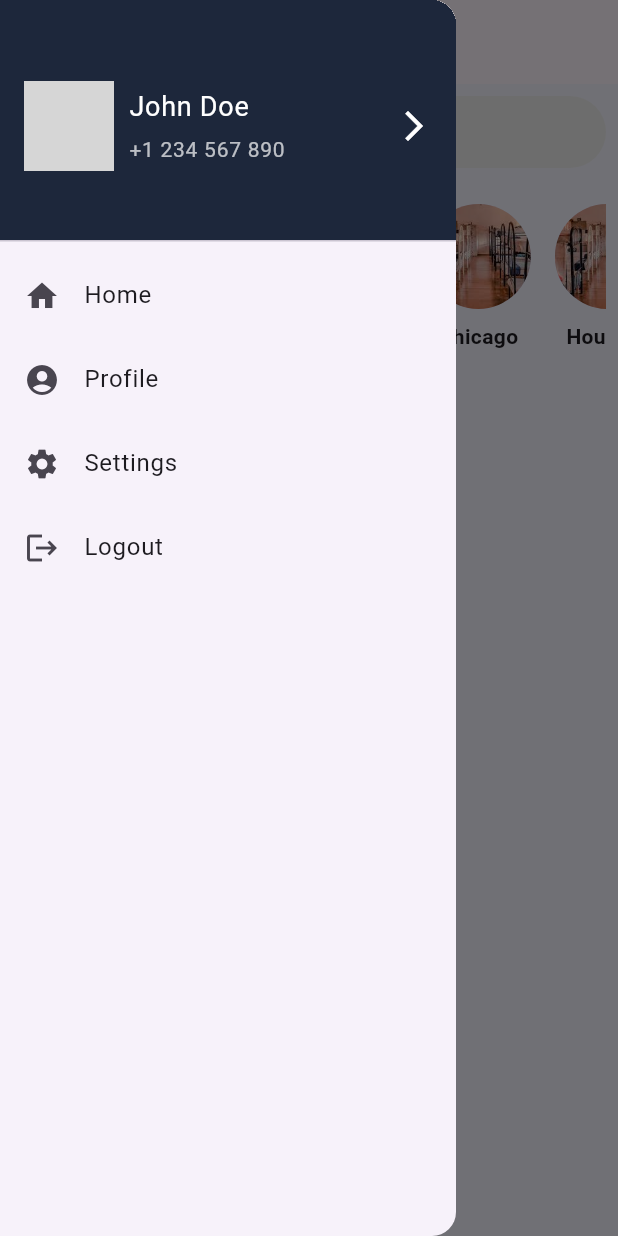
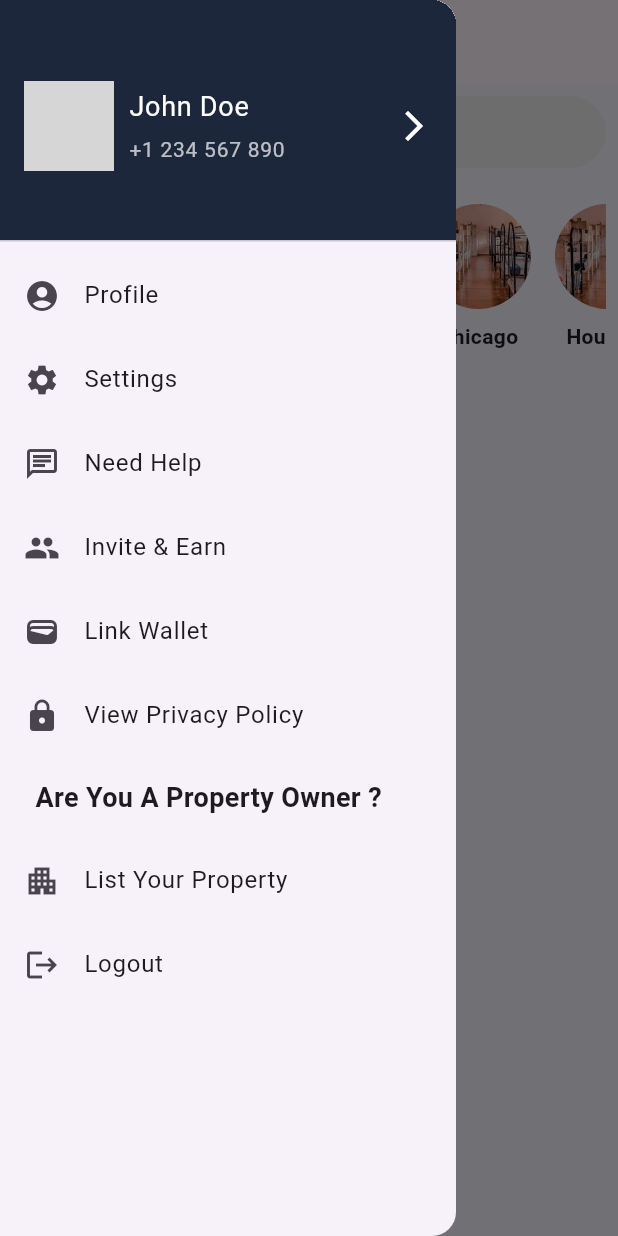
Before and after one commit to Amaldas467/hostel_app, a Flutter app: the SearchScreen screen opened by its route, with the side drawer open, on a phone screen of 412 x 824 dp. Run offline on Flutter 3.47's test engine with Material 3 defaults, Android fonts, the phone set to English and light mode, and no system bars; our stand-ins replace carousel_slider, flashy_tab_bar2, stacked, stacked_services, stacked_shared; network calls fail; statements that could not run were skipped; grey boxes are pictures that could not be loaded.

Commit message:
updated Drawer

```diff
--- a/lib/screens/homescreen/widgets/drawer.dart
+++ b/lib/screens/homescreen/widgets/drawer.dart
@@ -48,13 +48,6 @@ class Homescreen_drawer extends StatelessWidget {
             ),
           ),
           ListTile(
-            leading: Icon(Icons.home),
-            title: Text('Home'),
-            onTap: () {
-              // Navigate to home screen
-            },
-          ),
-          ListTile(
             leading: Icon(Icons.account_circle),
             title: Text('Profile'),
             onTap: () {
@@ -64,6 +57,49 @@ class Homescreen_drawer extends StatelessWidget {
           ListTile(
             leading: Icon(Icons.settings),
             title: Text('Settings'),
+            onTap: () {
+              // Navigate to settings screen
+            },
+          ),
+          ListTile(
+            leading: Icon(Icons.chat_outlined),
+            title: Text('Need Help'),
+            onTap: () {
+              // Navigate to settings screen
+            },
+          ),
+          ListTile(
+            leading: Icon(Icons.people),
+            title: Text('Invite & Earn'),
+            onTap: () {
+              // Navigate to settings screen
+            },
+          ),
+          ListTile(
+            leading: Icon(Icons.wallet_outlined),
+            title: Text('Link Wallet'),
+            onTap: () {
+              // Navigate to settings screen
+            },
+          ),
+          ListTile(
+            leading: Icon(Icons.lock),
+            title: Text('View Privacy Policy'),
+            onTap: () {
+              // Navigate to settings screen
+            },
+          ),
+          Padding(
+            padding: const EdgeInsets.all(14),
+            child: Text(
+              '  Are You A Property Owner ?',
+              style: TextStyle(fontSize: 18, fontWeight: FontWeight.bold),
+            ),
+          ),
+          ListTile(
+            leading: Icon(Icons.apartment),
+            title: Text('List Your Property'),
+            //subtitle: Text(),
             onTap: () {
               // Navigate to settings screen
             },
```
